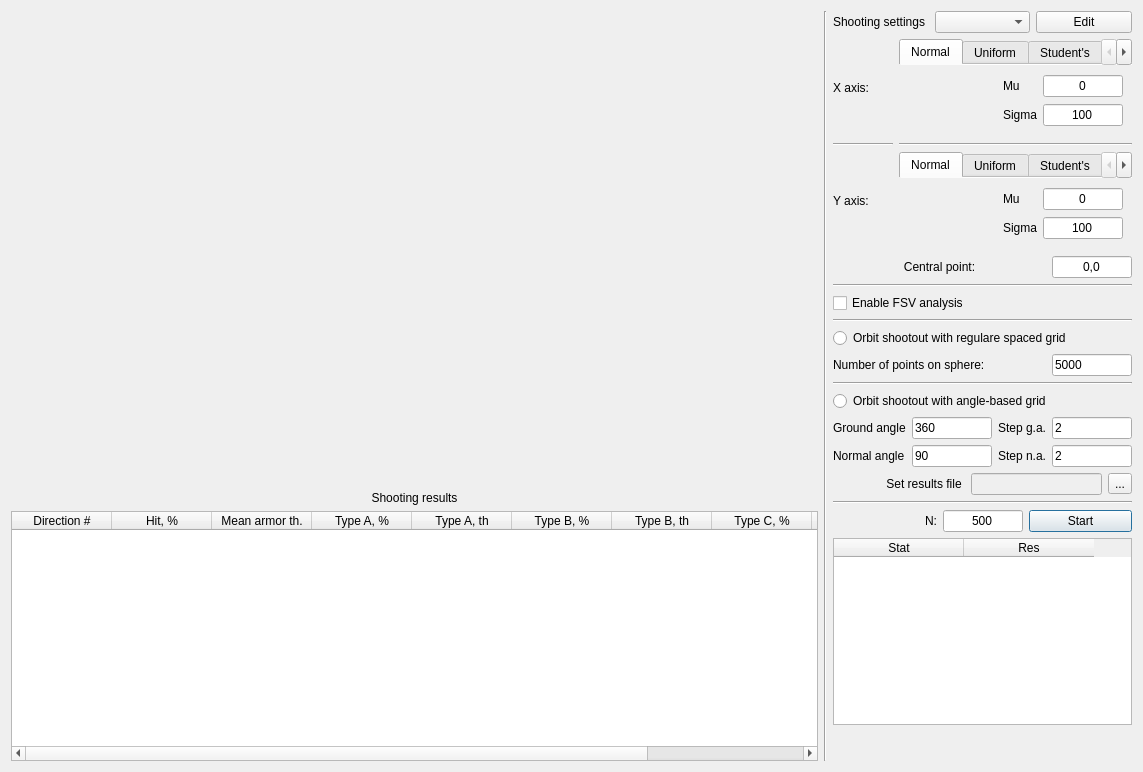
bakeryproducts/ConstructorM4, file UI/statsshow.ui: the form before one commit.
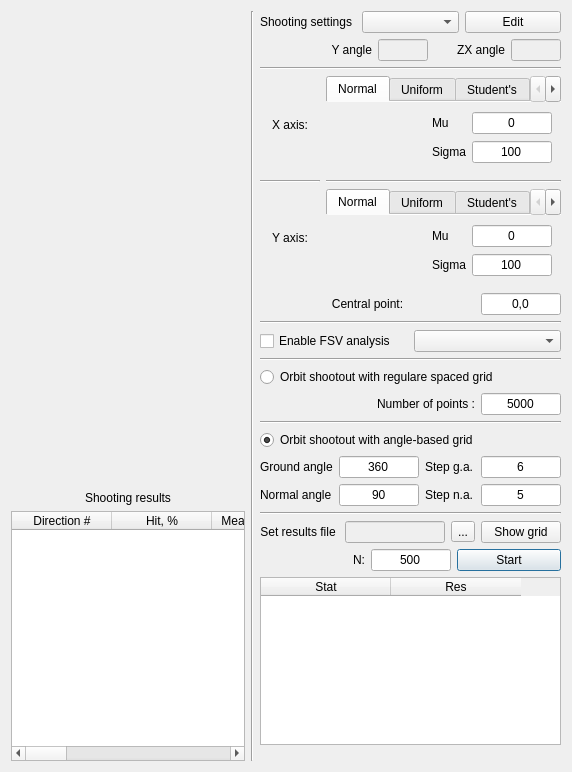
The form after the commit.

Commit message: 1. Axial fragment field window 2. Redo orbit rotation in glwidget 3. Coloring button for armor 4. Get rid of set position, rotation buttons 5. Visual for grid in orbit sht.

What changed in the file:
```diff
--- a/UI/statsshow.ui
+++ b/UI/statsshow.ui
@@ -6,7 +6,7 @@
    <rect>
     <x>0</x>
     <y>0</y>
-    <width>1143</width>
+    <width>572</width>
     <height>772</height>
    </rect>
   </property>
@@ -134,8 +134,103 @@
        </item>
       </layout>
      </item>
+     <item>
+      <layout class="QGridLayout" name="gridLayout_14">
+       <item row="0" column="4">
+        <widget class="QLineEdit" name="lineEdit_2">
+         <property name="enabled">
+          <bool>false</bool>
+         </property>
+         <property name="sizePolicy">
+          <sizepolicy hsizetype="Minimum" vsizetype="Fixed">
+           <horstretch>0</horstretch>
+           <verstretch>0</verstretch>
+          </sizepolicy>
+         </property>
+         <property name="maximumSize">
+          <size>
+           <width>50</width>
+           <height>16777215</height>
+          </size>
+         </property>
+        </widget>
+       </item>
+       <item row="0" column="1">
+        <widget class="QLabel" name="label_30">
+         <property name="text">
+          <string>Y angle</string>
+         </property>
+         <property name="alignment">
+          <set>Qt::AlignRight|Qt::AlignTrailing|Qt::AlignVCenter</set>
+         </property>
+        </widget>
+       </item>
+       <item row="0" column="3">
+        <widget class="QLabel" name="label_31">
+         <property name="text">
+          <string>ZX angle</string>
+         </property>
+         <property name="alignment">
+          <set>Qt::AlignRight|Qt::AlignTrailing|Qt::AlignVCenter</set>
+         </property>
+        </widget>
+       </item>
+       <item row="0" column="2">
+        <widget class="QLineEdit" name="lineEdit">
+         <property name="enabled">
+          <bool>false</bool>
+         </property>
+         <property name="sizePolicy">
+          <sizepolicy hsizetype="Minimum" vsizetype="Fixed">
+           <horstretch>0</horstretch>
+           <verstretch>0</verstretch>
+          </sizepolicy>
+         </property>
+         <property name="maximumSize">
+          <size>
+           <width>50</width>
+           <height>16777215</height>
+          </size>
+         </property>
+        </widget>
+       </item>
+       <item row="0" column="0">
+        <spacer name="horizontalSpacer_12">
+         <property name="orientation">
+          <enum>Qt::Horizontal</enum>
+         </property>
+         <property name="sizeType">
+          <enum>QSizePolicy::Minimum</enum>
+         </property>
+         <property name="sizeHint" stdset="0">
+          <size>
+           <width>40</width>
+           <height>20</height>
+          </size>
+         </property>
+        </spacer>
+       </item>
+      </layout>
+     </item>
+     <item>
+      <widget class="Line" name="line_8">
+       <property name="orientation">
+        <enum>Qt::Horizontal</enum>
+       </property>
+      </widget>
+     </item>
      <item>
       <layout class="QGridLayout" name="gridLayout_4">
+       <item row="0" column="0">
+        <widget class="QLabel" name="label_18">
+         <property name="text">
+          <string>X axis:</string>
+         </property>
+         <property name="alignment">
+          <set>Qt::AlignCenter</set>
+         </property>
+        </widget>
+       </item>
        <item row="2" column="0">
         <widget class="QLabel" name="label_17">
          <property name="maximumSize">
@@ -147,12 +242,8 @@
          <property name="text">
           <string>Y axis:</string>
          </property>
-        </widget>
-       </item>
-       <item row="0" column="0">
-        <widget class="QLabel" name="label_18">
-         <property name="text">
-          <string>X axis:</string>
+         <property name="alignment">
+          <set>Qt::AlignCenter</set>
          </property>
         </widget>
        </item>
@@ -1302,6 +1393,9 @@
          </property>
         </widget>
        </item>
+       <item>
+        <widget class="QComboBox" name="cmb_fcv"/>
+       </item>
       </layout>
      </item>
      <item>
@@ -1333,7 +1427,10 @@
           </sizepolicy>
          </property>
          <property name="text">
-          <string>Number of points on sphere:</string>
+          <string>Number of points :</string>
+         </property>
+         <property name="alignment">
+          <set>Qt::AlignRight|Qt::AlignTrailing|Qt::AlignVCenter</set>
          </property>
         </widget>
        </item>
@@ -1354,6 +1451,9 @@
          <property name="text">
           <string>5000</string>
          </property>
+         <property name="alignment">
+          <set>Qt::AlignCenter</set>
+         </property>
         </widget>
        </item>
       </layout>
@@ -1370,6 +1470,9 @@
        <property name="text">
         <string>Orbit shootout with angle-based grid</string>
        </property>
+       <property name="checked">
+        <bool>true</bool>
+       </property>
       </widget>
      </item>
      <item>
@@ -1389,7 +1492,10 @@
           </size>
          </property>
          <property name="text">
-          <string>2</string>
+          <string>6</string>
+         </property>
+         <property name="alignment">
+          <set>Qt::AlignCenter</set>
          </property>
         </widget>
        </item>
@@ -1423,6 +1529,9 @@
          <property name="text">
           <string>360</string>
          </property>
+         <property name="alignment">
+          <set>Qt::AlignCenter</set>
+         </property>
         </widget>
        </item>
        <item row="0" column="2">
@@ -1453,7 +1562,10 @@
           </size>
          </property>
          <property name="text">
-          <string>2</string>
+          <string>5</string>
+         </property>
+         <property name="alignment">
+          <set>Qt::AlignCenter</set>
          </property>
         </widget>
        </item>
@@ -1474,6 +1586,9 @@
          <property name="text">
           <string>90</string>
          </property>
+         <property name="alignment">
+          <set>Qt::AlignCenter</set>
+         </property>
         </widget>
        </item>
        <item row="1" column="2">
@@ -1504,6 +1619,13 @@
        </item>
       </layout>
      </item>
+     <item>
+      <widget class="Line" name="line_5">
+       <property name="orientation">
+        <enum>Qt::Horizontal</enum>
+       </property>
+      </widget>
+     </item>
      <item>
       <layout class="QHBoxLayout" name="horizontalLayout_5">
        <item>
@@ -1527,6 +1649,12 @@
            <verstretch>0</verstretch>
           </sizepolicy>
          </property>
+         <property name="maximumSize">
+          <size>
+           <width>100</width>
+           <height>16777215</height>
+          </size>
+         </property>
         </widget>
        </item>
        <item>
@@ -1536,15 +1664,18 @@
          </property>
         </widget>
        </item>
+       <item>
+        <widget class="QPushButton" name="btn_grid">
+         <property name="text">
+          <string>Show grid</string>
+         </property>
+         <property name="checkable">
+          <bool>true</bool>
+         </property>
+        </widget>
+       </item>
       </layout>
      </item>
-     <item>
-      <widget class="Line" name="line_5">
-       <property name="orientation">
-        <enum>Qt::Horizontal</enum>
-       </property>
-      </widget>
-     </item>
      <item>
       <layout class="QHBoxLayout" name="horizontalLayout_2">
        <item>
```
Left out of the diff: 16 changed lines with no effect on the pictures. The commit also changes 8 other files.
